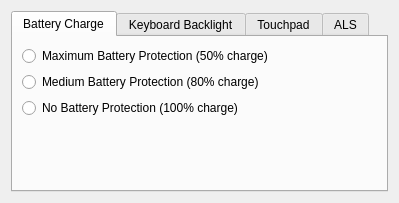
Old version of the form vcc/main_window.ui in the repository norbusan/sony-control-center.
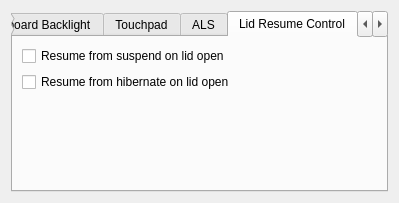
New version of the form. The open tabs and pages were chosen to show the change.

Commit message: Add UI for new driver functionality

```diff
--- a/vcc/main_window.ui
+++ b/vcc/main_window.ui
@@ -29,6 +29,15 @@
       <attribute name="title">
        <string>Battery Charge</string>
       </attribute>
+      <layout class="QVBoxLayout" name="verticalLayout_2">
+       <item>
+        <widget class="QCheckBox" name="chk_battery_fast_charge">
+         <property name="text">
+          <string>Enable Battery Fast Charge</string>
+         </property>
+        </widget>
+       </item>
+       <item>
       <layout class="QFormLayout" name="formLayout_2">
        <item row="0" column="0">
         <widget class="QRadioButton" name="rad_battery_max_protection">
@@ -61,6 +70,8 @@
         </widget>
        </item>
       </layout>
+       </item>
+      </layout>
      </widget>
      <widget class="QWidget" name="tab_kbd_bl">
       <attribute name="title">
@@ -188,6 +199,41 @@
        </item>
       </layout>
      </widget>
+     <widget class="QWidget" name="tab_lid">
+      <attribute name="title">
+       <string>Lid Resume Control</string>
+      </attribute>
+      <layout class="QFormLayout" name="formLayout_6">
+       <item row="0" column="0">
+        <widget class="QCheckBox" name="chk_lid_s3">
+         <property name="text">
+          <string>Resume from suspend on lid open</string>
+         </property>
+        </widget>
+       </item>
+       <item row="1" column="0">
+        <widget class="QCheckBox" name="chk_lid_s4">
+         <property name="text">
+          <string>Resume from hibernate on lid open</string>
+         </property>
+        </widget>
+       </item>
+      </layout>
+     </widget>
+     <widget class="QWidget" name="tab_touchpad">
+      <attribute name="title">
+       <string>Optical Device</string>
+      </attribute>
+      <layout class="QFormLayout" name="formLayout_5">
+       <item row="0" column="0">
+        <widget class="QCheckBox" name="chk_enable_optdev">
+         <property name="text">
+          <string>Enable Optical Device</string>
+         </property>
+        </widget>
+       </item>
+      </layout>
+     </widget>
     </widget>
    </item>
   </layout>
```
Lines whose indentation alone changed are shown as unchanged. The commit also changes 4 other files.
